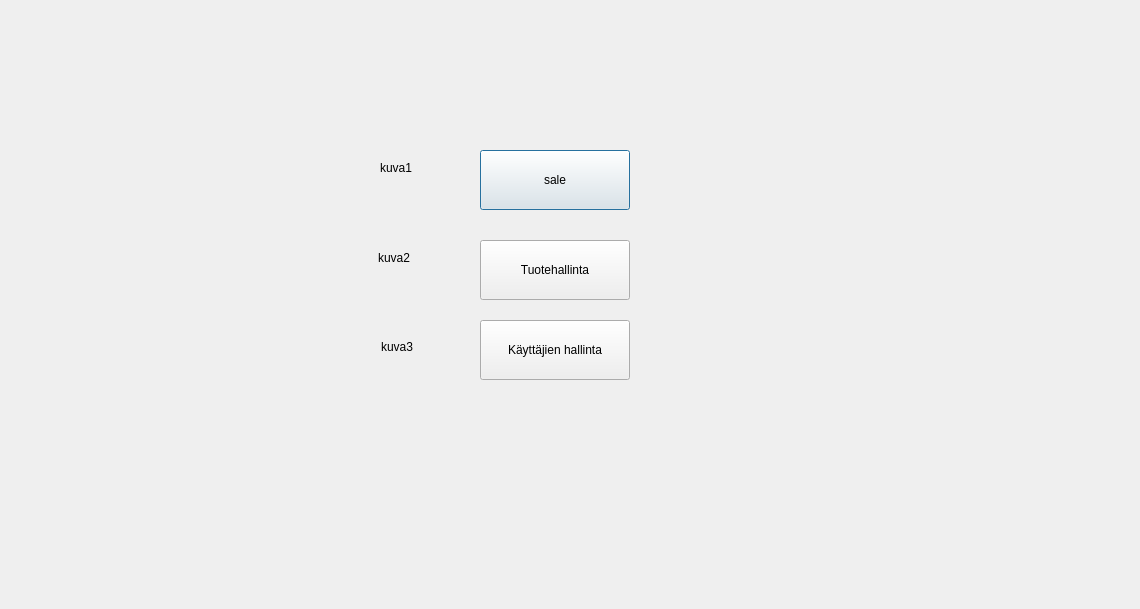
This is ui/mainmenu/mainmenu.ui in t3vato00/projekti1 as Qt 5 draws it before an edit. The edited form follows.
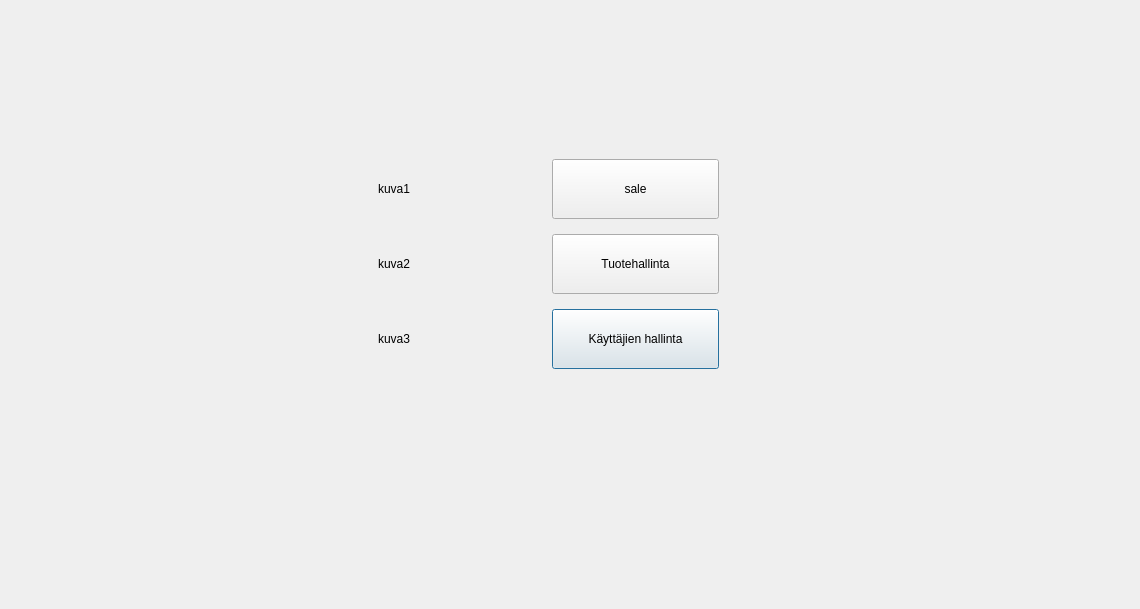
This is the edited form.

Patch:
```diff
--- a/ui/mainmenu/mainmenu.ui
+++ b/ui/mainmenu/mainmenu.ui
@@ -13,83 +13,80 @@
   <property name="windowTitle">
    <string>Dialog</string>
   </property>
-  <widget class="QLabel" name="label_kuva1">
-   <property name="geometry">
-    <rect>
-     <x>380</x>
-     <y>160</y>
-     <width>53</width>
-     <height>16</height>
-    </rect>
-   </property>
-   <property name="text">
-    <string>kuva1</string>
-   </property>
-  </widget>
-  <widget class="QLabel" name="label_kuva2">
+  <widget class="QWidget" name="">
    <property name="geometry">
     <rect>
      <x>378</x>
-     <y>250</y>
-     <width>53</width>
-     <height>16</height>
-    </rect>
-   </property>
-   <property name="text">
-    <string>kuva2</string>
-   </property>
-  </widget>
-  <widget class="QLabel" name="label_kuva3">
-   <property name="geometry">
-    <rect>
-     <x>381</x>
-     <y>339</y>
-     <width>53</width>
-     <height>16</height>
-    </rect>
-   </property>
-   <property name="text">
-    <string>kuva3</string>
-   </property>
-  </widget>
-  <widget class="QPushButton" name="pushButton_myynti">
-   <property name="geometry">
-    <rect>
-     <x>480</x>
      <y>150</y>
-     <width>150</width>
-     <height>60</height>
+     <width>341</width>
+     <height>231</height>
     </rect>
    </property>
-   <property name="text">
-    <string>sale</string>
-   </property>
-  </widget>
-  <widget class="QPushButton" name="pushButton_product">
-   <property name="geometry">
-    <rect>
-     <x>480</x>
-     <y>240</y>
-     <width>150</width>
-     <height>60</height>
-    </rect>
-   </property>
-   <property name="text">
-    <string>Tuotehallinta</string>
-   </property>
-  </widget>
-  <widget class="QPushButton" name="pushButton_kt_hallinta">
-   <property name="geometry">
-    <rect>
-     <x>480</x>
-     <y>320</y>
-     <width>150</width>
-     <height>60</height>
-    </rect>
-   </property>
-   <property name="text">
-    <string>Käyttäjien hallinta</string>
-   </property>
+   <layout class="QGridLayout" name="gridLayout">
+    <item row="2" column="0">
+     <widget class="QLabel" name="label_kuva3">
+      <property name="text">
+       <string>kuva3</string>
+      </property>
+     </widget>
+    </item>
+    <item row="1" column="0">
+     <widget class="QLabel" name="label_kuva2">
+      <property name="text">
+       <string>kuva2</string>
+      </property>
+     </widget>
+    </item>
+    <item row="2" column="1">
+     <widget class="QPushButton" name="pushButton_kt_hallinta">
+      <property name="minimumSize">
+       <size>
+        <width>25</width>
+        <height>60</height>
+       </size>
+      </property>
+      <property name="text">
+       <string>Käyttäjien hallinta</string>
+      </property>
+     </widget>
+    </item>
+    <item row="1" column="1">
+     <widget class="QPushButton" name="pushButton_product">
+      <property name="minimumSize">
+       <size>
+        <width>25</width>
+        <height>60</height>
+       </size>
+      </property>
+      <property name="text">
+       <string>Tuotehallinta</string>
+      </property>
+     </widget>
+    </item>
+    <item row="0" column="0">
+     <widget class="QLabel" name="label_kuva1">
+      <property name="text">
+       <string>kuva1</string>
+      </property>
+     </widget>
+    </item>
+    <item row="0" column="1">
+     <widget class="QPushButton" name="pushButton_myynti">
+      <property name="enabled">
+       <bool>true</bool>
+      </property>
+      <property name="minimumSize">
+       <size>
+        <width>25</width>
+        <height>60</height>
+       </size>
+      </property>
+      <property name="text">
+       <string>sale</string>
+      </property>
+     </widget>
+    </item>
+   </layout>
   </widget>
  </widget>
  <resources/>
```
